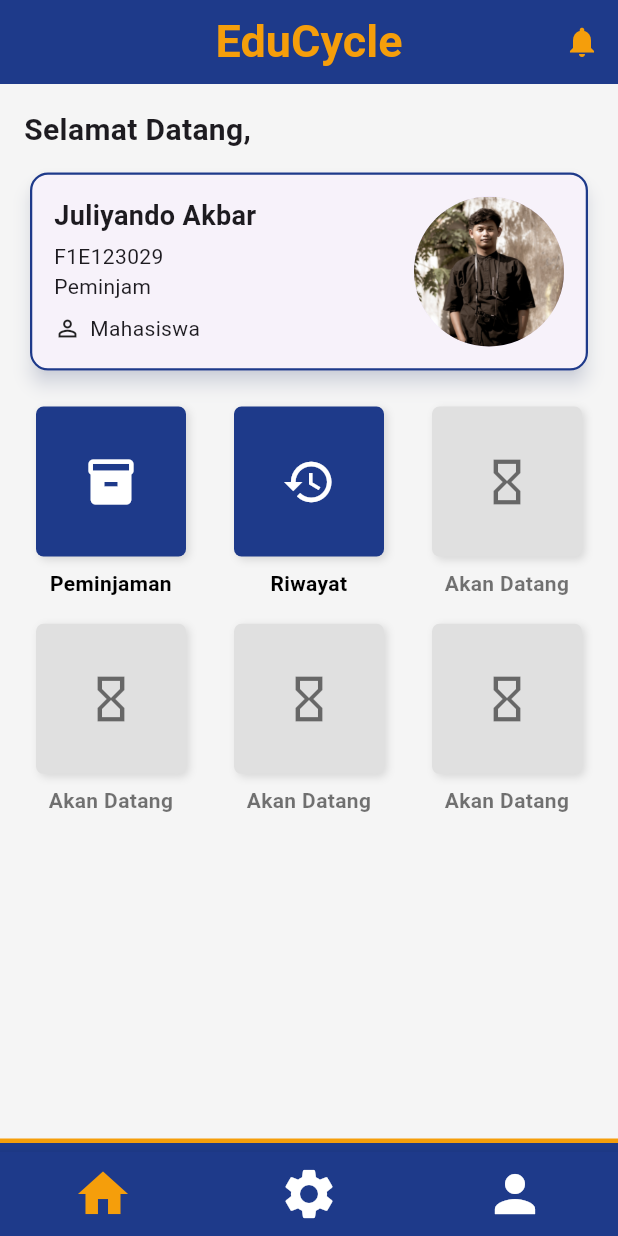
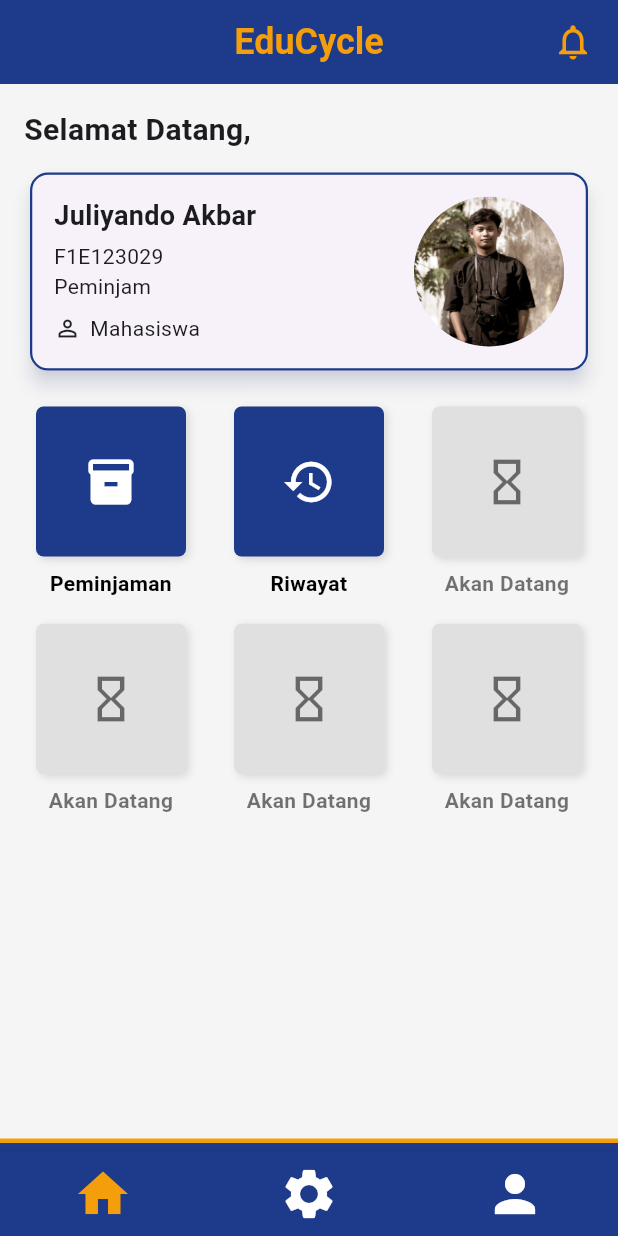
Before and after one commit to MSaktiGp/educycle, a Flutter app: the HomePage screen opened by its route, on a phone screen of 412 x 824 dp. Run offline on Flutter 3.47's test engine with Material 3 defaults, Android fonts, the phone set to English and light mode, and no system bars.

Commit message:
bug fixes

```diff
--- a/lib/screens/home_page.dart
+++ b/lib/screens/home_page.dart
@@ -15,20 +15,27 @@ class HomePage extends StatelessWidget {
       backgroundColor: backgroundColor,
       appBar: AppBar(
         automaticallyImplyLeading: false,
-        backgroundColor: primaryColor,
+        backgroundColor: AppColors.primaryBlue,
+        elevation: 0,
         centerTitle: true,
-        title: Text(
-          'EduCycle',
-          style: TextStyle(
-            color: accentColor,
-            fontWeight: FontWeight.bold,
-            fontSize: 30,
-          ),
+
+        title: const Text(
+            'EduCycle',
+            style: TextStyle(
+                color:Color(0xFFF59E0B),
+                fontWeight: FontWeight.bold,
+                fontSize: 24,
+            ),
         ),
+
         actions: [
-          IconButton(
-            onPressed: () {},
-            icon: Icon(Icons.notifications, color: accentColor),
+          // Tombol Notifikasi
+          InkWell(
+            onTap: () => Navigator.pushNamed(context, '/notification'),
+            child: const Padding(
+              padding: EdgeInsets.only(right: 16.0),
+              child: Icon(Icons.notifications_none, color: Color(0xFFF59E0B), size: 28),
+            ),
           ),
         ],
       ),
@@ -170,9 +177,10 @@ class HomePage extends StatelessWidget {
             selectedFontSize: 0,
             unselectedFontSize: 0,
             onTap: (index) {
-              if (index == 0) {
-                Navigator.pushReplacementNamed(context, '/home');
-              } else if (index == 1) {
+              // if (index == 0) {
+              //   Navigator.pushReplacementNamed(context, '/home');
+              // }
+              if (index == 1) {
                 Navigator.pushReplacementNamed(context, '/settings');
               } else if (index == 2) {
                 Navigator.pushReplacementNamed(context, '/profile');
--- a/lib/screens/profile_page.dart
+++ b/lib/screens/profile_page.dart
@@ -28,7 +28,7 @@ class ProfilePage extends StatelessWidget {
         centerTitle: true,
 
         title: const Text(
-            'Profile',
+            'Profil',
             style: TextStyle(
                 color:Color(0xFFF59E0B),
                 fontWeight: FontWeight.bold,
```
Also changed, not shown: lib/screens/settings/setting_page.dart (+19 -17 lines), pubspec.lock.
